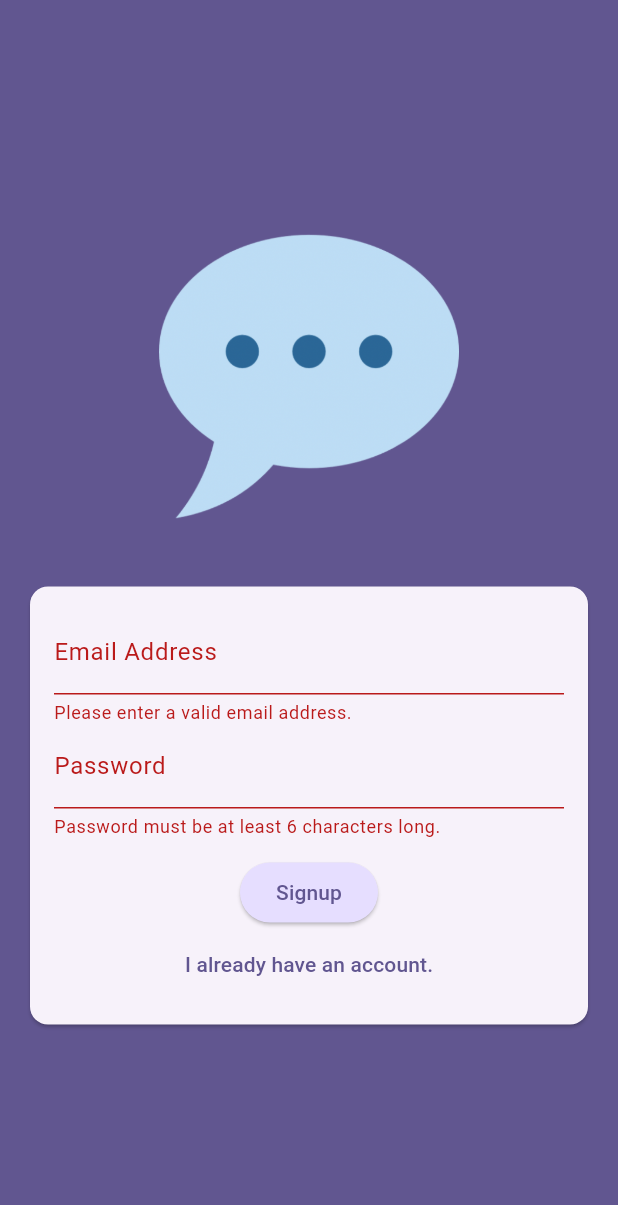
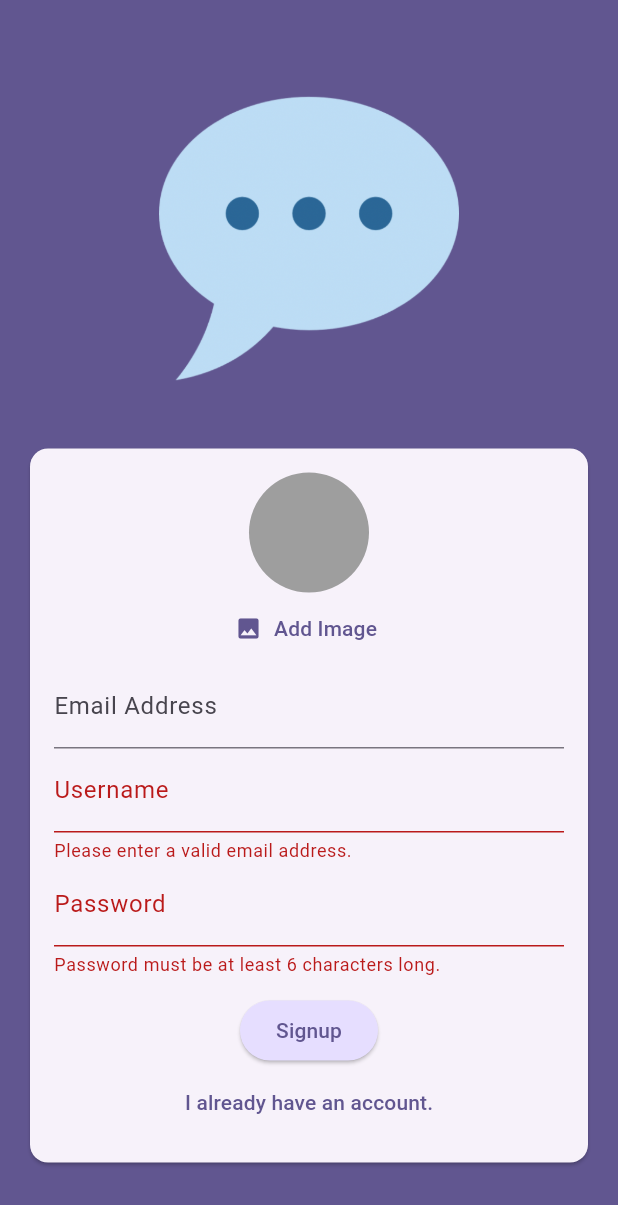
Before and after one commit to prathmesh0/chat-app, a Flutter app: the screen it shows after launch, after a tap on "Login", after a tap on "Create an account", on a phone screen of 412 x 824 dp. Shown: the top 1205 px of the screen. Run offline on Flutter 3.47's test engine with Material 3 defaults, Android fonts, the phone set to English and light mode, and no system bars; our stand-ins replace cloud_firestore, firebase_auth, firebase_core, firebase_storage, image_picker; accounts and stored records are empty.

Commit message:
done for the entire signup and login page

```diff
--- a/lib/screens/auth.dart
+++ b/lib/screens/auth.dart
@@ -1,5 +1,9 @@
+import 'package:chatapp/widgets/user_image_picker.dart';
+import 'package:cloud_firestore/cloud_firestore.dart';
+import 'package:firebase_storage/firebase_storage.dart';
 import 'package:flutter/material.dart';
 import 'package:firebase_auth/firebase_auth.dart';
+import 'dart:io';
 
 final _firebase = FirebaseAuth.instance;
 
@@ -15,23 +19,44 @@ class _AuthScreenState extends State<AuthScreen> {
   var _isLogin = true;
   var _enteredEmail = '';
   var _enteredPassword = '';
+  File? _selectedImage;
+  var _isAuthenticating = false;
+  var _enteredUsername = '';
 
   void _submit() async {
     final isValid = _form.currentState!.validate();
-    if (!isValid) {
+    if (!isValid || !_isLogin && _selectedImage == null) {
+      //show error message
       return;
     }
 
     _form.currentState!.save();
     try {
+      setState(() {
+        _isAuthenticating = true;
+      });
       if (_isLogin) {
         final userCredential = await _firebase.signInWithEmailAndPassword(
             email: _enteredEmail, password: _enteredPassword);
-
       } else {
         final userCredential = await _firebase.createUserWithEmailAndPassword(
             email: _enteredEmail, password: _enteredPassword);
 
+        final storageRef = FirebaseStorage.instance
+            .ref()
+            .child('user_images')
+            .child('${userCredential.user!.uid}.jpg');
+        await storageRef.putFile(_selectedImage!);
+        final imageUrl = await storageRef.getDownloadURL();
+
+        await FirebaseFirestore.instance
+            .collection('users')
+            .doc(userCredential.user!.uid)
+            .set({
+          'username': _enteredUsername,
+          'email': _enteredEmail,
+          'image_url': imageUrl,
+        });
       }
     } on FirebaseAuthException catch (error) {
       if (error.code == 'email-already-in-use') {
@@ -43,6 +68,9 @@ class _AuthScreenState extends State<AuthScreen> {
           content: Text(error.message ?? 'Authentication failed'),
         ),
       );
+      setState(() {
+        _isAuthenticating = false;
+      });
     }
   }
 
@@ -75,6 +103,12 @@ class _AuthScreenState extends State<AuthScreen> {
                     child: Column(
                       mainAxisSize: MainAxisSize.min,
                       children: [
+                        if (!_isLogin)
+                          UserImagePicker(
+                            onPickImage: ((pickedImage) {
+                              _selectedImage = pickedImage;
+                            }),
+                          ),
                         TextFormField(
                           decoration: const InputDecoration(
                             labelText: 'Email Address',
@@ -94,6 +128,23 @@ class _AuthScreenState extends State<AuthScreen> {
                             _enteredEmail = value!;
                           },
                         ),
+                        if (!_isLogin)
+                          TextFormField(
+                            decoration:
+                                const InputDecoration(labelText: 'Username'),
+                            enableSuggestions: false,
+                            validator: (value) {
+                              if (value == null ||
+                                  value.isEmpty ||
+                                  value.trim().length < 4) {
+                                return 'Please enter a valid username (at least 4 characters).';
+                              }
+                              return null;
+                            },
+                            onSaved: (value) {
+                              _enteredUsername = value!;
+                            },
+                          ),
                         TextFormField(
                           decoration: const InputDecoration(
                             labelText: 'Password',
@@ -112,14 +163,18 @@ class _AuthScreenState extends State<AuthScreen> {
                         const SizedBox(
                           height: 12,
                         ),
-                        ElevatedButton(
-                          onPressed: _submit,
-                          style: ElevatedButton.styleFrom(
-                            backgroundColor:
-                                Theme.of(context).colorScheme.primaryContainer,
+                        if (_isAuthenticating)
+                          const CircularProgressIndicator(),
+                        if (!_isAuthenticating)
+                          ElevatedButton(
+                            onPressed: _submit,
+                            style: ElevatedButton.styleFrom(
+                              backgroundColor: Theme.of(context)
+                                  .colorScheme
+                                  .primaryContainer,
+                            ),
+                            child: Text(_isLogin ? 'Login' : 'Signup'),
                           ),
-                          child: Text(_isLogin ? 'Login' : 'Signup'),
-                        ),
                         TextButton(
                           onPressed: () {
                             setState(() {
--- /dev/null
+++ b/lib/widgets/user_image_picker.dart
@@ -0,0 +1,59 @@
+import 'dart:io';
+
+import 'package:flutter/material.dart';
+import 'package:image_picker/image_picker.dart';
+
+class UserImagePicker extends StatefulWidget {
+  const UserImagePicker({
+    super.key,
+    required this.onPickImage,
+  });
+
+  final void Function(File pickedImage) onPickImage;
+
+  @override
+  State<UserImagePicker> createState() => _UserImagePickerState();
+}
+
+class _UserImagePickerState extends State<UserImagePicker> {
+  File? _pickedImageFile;
+
+  void _pickImage() async {
+    final pickedImage = await ImagePicker().pickImage(
+      source: ImageSource.camera,
+      imageQuality: 50,
+      maxWidth: 150,
+    );
+    if (pickedImage == null) {
+      return;
+    }
+    setState(() {
+      _pickedImageFile = File(pickedImage.path);
+    });
+    widget.onPickImage(_pickedImageFile!);
+  }
+
+  @override
+  Widget build(BuildContext context) {
+    return Column(
+      children: [
+        CircleAvatar(
+          radius: 40,
+          backgroundColor: Colors.grey,
+          foregroundImage:
+              _pickedImageFile != null ? FileImage(_pickedImageFile!) : null,
+        ),
+        TextButton.icon(
+          onPressed: _pickImage,
+          icon: const Icon(Icons.image),
+          label: Text(
+            'Add Image',
+            style: TextStyle(
+              color: Theme.of(context).colorScheme.primary,
+            ),
+          ),
+        )
+      ],
+    );
+  }
+}
--- a/pubspec.yaml
+++ b/pubspec.yaml
@@ -36,6 +36,9 @@ dependencies:
   cupertino_icons: ^1.0.2
   firebase_core: ^2.24.2
   firebase_auth: ^4.15.2
+  firebase_storage: ^11.5.5
+  image_picker: ^1.0.4
+  cloud_firestore: ^4.13.5
 
 dev_dependencies:
   flutter_test:
```
Also changed, not shown: pubspec.lock, 6 other files.
